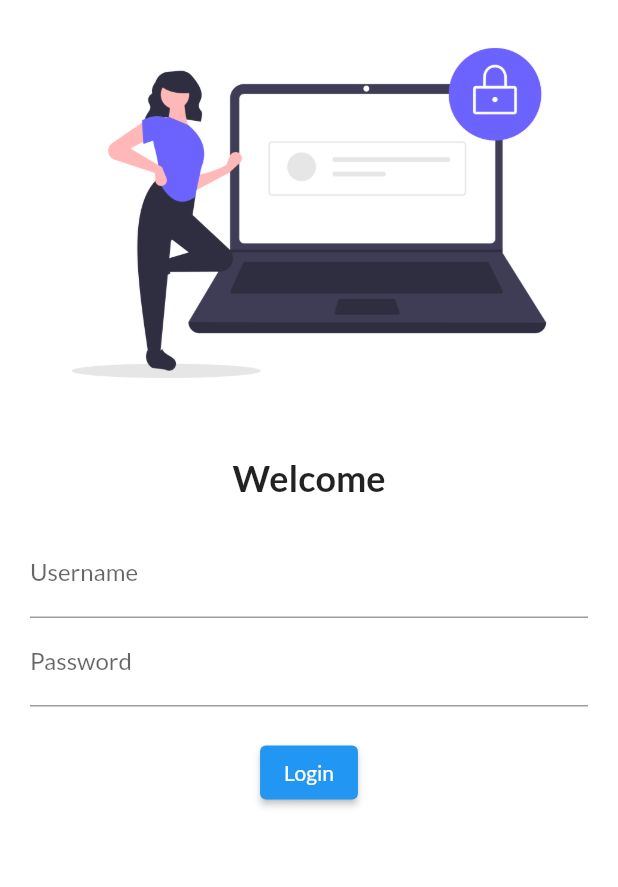
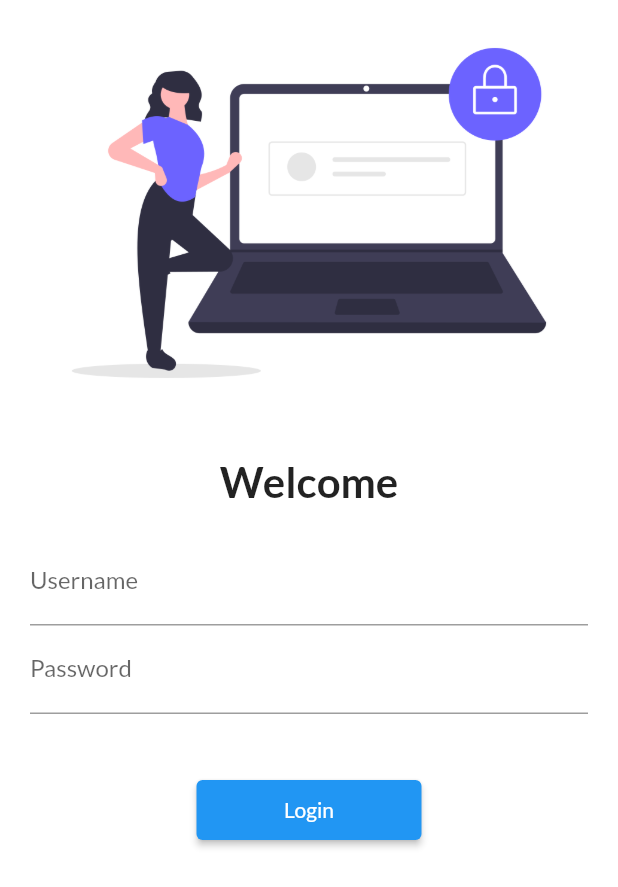
Before and after one commit to theatulgupta/30DaysOfFlutter, a Flutter app: the screen it shows after launch, on a phone screen of 412 x 824 dp. Shown: the top 887 px of the screen. Run offline on Flutter 3.47's test engine with Material 2 defaults, Android fonts, the phone set to English and light mode, and no system bars; our stand-ins replace google_fonts.

Commit message:
Day5 Completed

```diff
--- a/lib/main.dart
+++ b/lib/main.dart
@@ -1,5 +1,6 @@
 import 'package:catalogue_app/screens/home_page.dart';
 import 'package:catalogue_app/screens/login_page.dart';
+import 'package:catalogue_app/utils/routes.dart';
 import 'package:flutter/material.dart';
 import 'package:google_fonts/google_fonts.dart';
 
@@ -13,13 +14,14 @@ class MyApp extends StatelessWidget {
   @override
   Widget build(BuildContext context) {
     return MaterialApp(
+        // debugShowCheckedModeBanner: false,
         theme: ThemeData(
             fontFamily: GoogleFonts.lato().fontFamily,
             primaryTextTheme: GoogleFonts.latoTextTheme()),
         routes: {
           "/": (context) => const LoginPage(),
-          "/home": (context) => const HomePage(),
-          "/login": (context) => const LoginPage(),
+          MyRoutes.homeRoute: (context) => const HomePage(),
+          MyRoutes.loginRoute: (context) => const LoginPage(),
         });
   }
 }
--- a/lib/screens/login_page.dart
+++ b/lib/screens/login_page.dart
@@ -1,3 +1,4 @@
+import 'package:catalogue_app/utils/routes.dart';
 import 'package:flutter/material.dart';
 
 class LoginPage extends StatelessWidget {
@@ -7,6 +8,7 @@ class LoginPage extends StatelessWidget {
   Widget build(BuildContext context) {
     return Material(
         color: Colors.white,
+        child: SingleChildScrollView(
           child: Column(
             children: [
               Image.asset(
@@ -16,7 +18,7 @@ class LoginPage extends StatelessWidget {
               const SizedBox(height: 20),
               const Text(
                 "Welcome",
-              style: TextStyle(fontSize: 24, fontWeight: FontWeight.bold),
+                style: TextStyle(fontSize: 28, fontWeight: FontWeight.bold),
               ),
               const SizedBox(height: 20),
               Padding(
@@ -35,21 +37,23 @@ class LoginPage extends StatelessWidget {
                       ),
                     ),
                     const SizedBox(
-                    height: 20,
+                      height: 40,
                     ),
                     ElevatedButton(
                       onPressed: () {
-                      print("Hi Atul");
+                        Navigator.pushNamed(context, MyRoutes.homeRoute);
                       },
                       style: TextButton.styleFrom(
                           foregroundColor: Colors.white,
-                        backgroundColor: Colors.blue),
+                          backgroundColor: Colors.blue,
+                          minimumSize: const Size(150, 40)),
                       child: const Text("Login"),
                     )
                   ],
                 ),
               ),
             ],
+          ),
         ));
   }
 }
--- /dev/null
+++ b/lib/utils/routes.dart
@@ -0,0 +1,4 @@
+class MyRoutes {
+  static String loginRoute = "/login";
+  static String homeRoute = "/home";
+}
```
Lines whose indentation alone changed are shown as unchanged.
